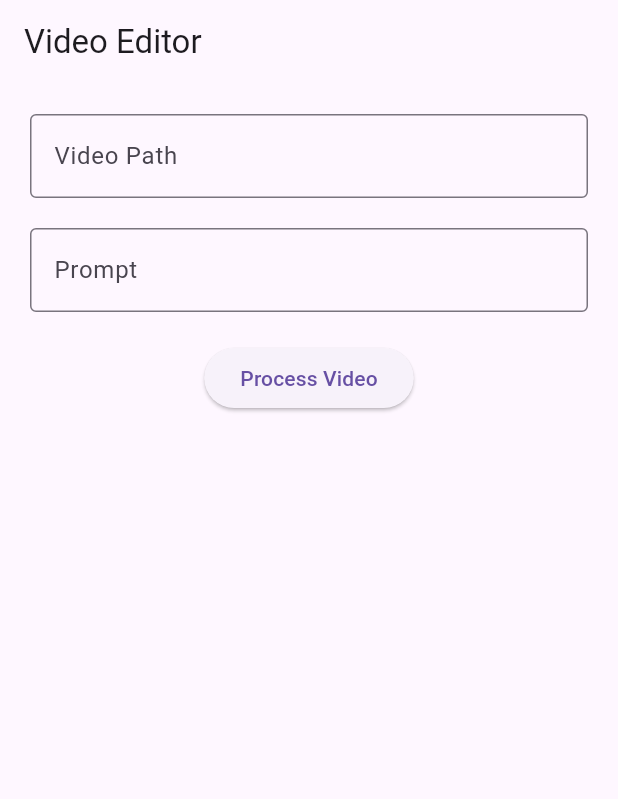
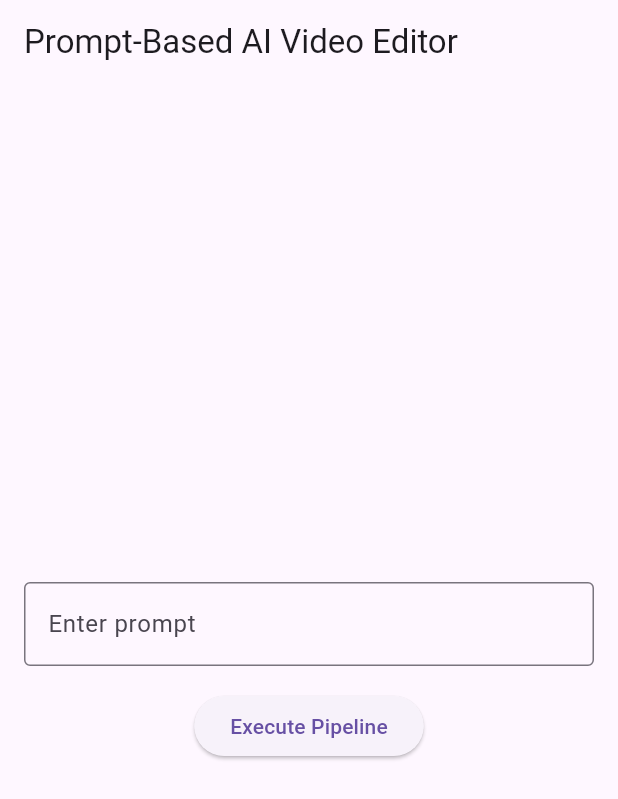
Before and after one commit to tarun225601-star/Tarun-app, a Flutter app: the screen it shows after launch, on a phone screen of 412 x 824 dp. Shown: the top 799 px of the screen. Run offline on Flutter 3.47's test engine with Material 3 defaults, Android fonts, the phone set to English and light mode, and no system bars.

Commit message:
Auto Agent: update main.dart

```diff
--- a/lib/main.dart
+++ b/lib/main.dart
@@ -1,179 +1,185 @@
-import 'dart:io';
 import 'package:flutter/material.dart';
-import 'package:http/http.dart' as http;
-import 'package:path_provider/path_provider.dart';
 
-void main() {
-  runApp(const MyApp());
+// Configuration class for managing API keys and environment variables
+class Config {
+  static const String openAIApiKey = 'YOUR_OPENAI_API_KEY';
+  static const String replicateApiKey = 'YOUR_REPLICATE_API_KEY';
+  static const String ffmpegPath = 'YOUR_FFMPEG_PATH';
 }
 
+// Agent class for the 10-agent pipeline
+abstract class Agent {
+  void execute(String prompt, String videoPath);
+}
+
+// Agent 1: Prompt Parser Agent
+class PromptParserAgent extends Agent {
+  @override
+  void execute(String prompt, String videoPath) {
+    // Use an LLM to decode the user's natural language prompt and extract specific instructions
+    print('Prompt Parser Agent: $prompt');
+  }
+}
+
+// Agent 2: Scene Detection & Trimmer Agent
+class SceneDetectionTrimmerAgent extends Agent {
+  @override
+  void execute(String prompt, String videoPath) {
+    // Automatically detect and remove dead, silent, or unwanted parts from the input video using FFmpeg
+    final ffmpegCommand = '$Config.ffmpegPath -i $videoPath -vf trim=0:10 output.mp4';
+    print('Scene Detection & Trimmer Agent: $ffmpegCommand');
+  }
+}
+
+// Agent 3: Transcription & Subtitle Agent
+class TranscriptionSubtitleAgent extends Agent {
+  @override
+  void execute(String prompt, String videoPath) {
+    // Generate fast-paced dynamic text captions synced with audio
+    print('Transcription & Subtitle Agent: $prompt');
+  }
+}
+
+// Agent 4: B-Roll & Visual Agent
+class BRollVisualAgent extends Agent {
+  @override
+  void execute(String prompt, String videoPath) {
+    // Integrate stock footage or visual elements if requested
+    print('B-Roll & Visual Agent: $prompt');
+  }
+}
+
+// Agent 5: Gunshot & Muzzle Flash Agent
+class GunshotMuzzleFlashAgent extends Agent {
+  @override
+  void execute(String prompt, String videoPath) {
+    // Detect action prompts and add realistic gunshot visuals and muzzle flashes
+    print('Gunshot & Muzzle Flash Agent: $prompt');
+  }
+}
+
+// Agent 6: Explosions & Fire Agent
+class ExplosionsFireAgent extends Agent {
+  @override
+  void execute(String prompt, String videoPath) {
+    // Render fire and explosion VFX if triggered by the prompt
+    print('Explosions & Fire Agent: $prompt');
+  }
+}
+
+// Agent 7: Cinematic Color & Contrast Agent
+class CinematicColorContrastAgent extends Agent {
+  @override
+  void execute(String prompt, String videoPath) {
+    // Boost contrast and apply a gritty war-grade or cinematic color grading
+    print('Cinematic Color & Contrast Agent: $prompt');
+  }
+}
+
+// Agent 8: Speed Ramping / Slow-Motion Agent
+class SpeedRampingSlowMotionAgent extends Agent {
+  @override
+  void execute(String prompt, String videoPath) {
+    // Automatically apply dynamic slow-motion on peak action frames
+    print('Speed Ramping / Slow-Motion Agent: $prompt');
+  }
+}
+
+// Agent 9: Audio & SFX Sync Agent
+class AudioSFXSyncAgent extends Agent {
+  @override
+  void execute(String prompt, String videoPath) {
+    // Align sound effects with visual events
+    print('Audio & SFX Sync Agent: $prompt');
+  }
+}
+
+// Agent 10: Final Rendering & Assembly Agent
+class FinalRenderingAssemblyAgent extends Agent {
+  @override
+  void execute(String prompt, String videoPath) {
+    // Compile all layers, sync audio/video, and output a single high-definition final `.mp4` file
+    print('Final Rendering & Assembly Agent: $prompt');
+  }
+}
+
+// List of agents in the pipeline
+final List<Agent> agents = [
+  PromptParserAgent(),
+  SceneDetectionTrimmerAgent(),
+  TranscriptionSubtitleAgent(),
+  BRollVisualAgent(),
+  GunshotMuzzleFlashAgent(),
+  ExplosionsFireAgent(),
+  CinematicColorContrastAgent(),
+  SpeedRampingSlowMotionAgent(),
+  AudioSFXSyncAgent(),
+  FinalRenderingAssemblyAgent(),
+];
+
+// Main application
 class MyApp extends StatelessWidget {
-  const MyApp({Key? key}) : super(key: key);
-
   @override
   Widget build(BuildContext context) {
     return MaterialApp(
-      title: 'Video Editor',
+      title: 'Prompt-Based AI Video Editor',
       theme: ThemeData(
         primarySwatch: Colors.blue,
       ),
-      home: const VideoEditor(),
+      home: MyHomePage(),
     );
   }
 }
 
-class VideoEditor extends StatefulWidget {
-  const VideoEditor({Key? key}) : super(key: key);
-
+// Home page with prompt input and execute button
+class MyHomePage extends StatefulWidget {
   @override
-  State<VideoEditor> createState() => _VideoEditorState();
+  _MyHomePageState createState() => _MyHomePageState();
 }
 
-class _VideoEditorState extends State<VideoEditor> {
-  String _videoPath = '';
-  String _prompt = '';
-  final _formKey = GlobalKey<FormState>();
+class _MyHomePageState extends State<MyHomePage> {
+  final _promptController = TextEditingController();
+
+  void _executePipeline() {
+    final prompt = _promptController.text;
+    final videoPath = 'path_to_video.mp4'; // Replace with actual video path
+
+    for (final agent in agents) {
+      agent.execute(prompt, videoPath);
+    }
+  }
 
   @override
   Widget build(BuildContext context) {
     return Scaffold(
       appBar: AppBar(
-        title: const Text('Video Editor'),
+        title: Text('Prompt-Based AI Video Editor'),
       ),
-      body: Padding(
-        padding: const EdgeInsets.all(20.0),
-        child: Form(
-          key: _formKey,
+      body: Center(
         child: Column(
+          mainAxisAlignment: MainAxisAlignment.center,
           children: [
-              TextFormField(
-                decoration: const InputDecoration(
-                  labelText: 'Video Path',
+            Padding(
+              padding: const EdgeInsets.all(16.0),
+              child: TextField(
+                controller: _promptController,
+                decoration: InputDecoration(
                   border: OutlineInputBorder(),
+                  labelText: 'Enter prompt',
                 ),
-                validator: (value) {
-                  if (value == null || value.isEmpty) {
-                    return 'Please enter the video path';
-                  }
-                  return null;
-                },
-                onSaved: (value) => _videoPath = value!,
               ),
-              const SizedBox(height: 20),
-              TextFormField(
-                decoration: const InputDecoration(
-                  labelText: 'Prompt',
-                  border: OutlineInputBorder(),
             ),
-                validator: (value) {
-                  if (value == null || value.isEmpty) {
-                    return 'Please enter the prompt';
-                  }
-                  return null;
-                },
-                onSaved: (value) => _prompt = value!,
-              ),
-              const SizedBox(height: 20),
             ElevatedButton(
-                onPressed: () async {
-                  if (_formKey.currentState!.validate()) {
-                    _formKey.currentState!.save();
-                    await processVideo(_videoPath, _prompt);
-                  }
-                },
-                child: const Text('Process Video'),
+              onPressed: _executePipeline,
+              child: Text('Execute Pipeline'),
             ),
           ],
         ),
       ),
-      ),
     );
   }
-
-  Future<void> processVideo(String videoPath, String prompt) async {
-    // Agent 1 (Prompt Parser Agent)
-    final parsedPrompt = parsePrompt(prompt);
-
-    // Agent 2 (Scene Detection & Trimmer Agent)
-    final trimmedVideoPath = await trimVideo(videoPath, parsedPrompt);
-
-    // Agent 3 (Transcription & Subtitle Agent)
-    final subtitles = await generateSubtitles(trimmedVideoPath);
-
-    // Agent 4 (B-Roll & Visual Agent)
-    final visualElements = await addVisualElements(trimmedVideoPath, parsedPrompt);
-
-    // Agent 5 (Gunshot & Muzzle Flash Agent)
-    final gunshotVideoPath = await addGunshot(trimmedVideoPath, parsedPrompt);
-
-    // Agent 6 (Explosions & Fire Agent)
-    final explosionVideoPath = await addExplosion(gunshotVideoPath, parsedPrompt);
-
-    // Agent 7 (Cinematic Color & Contrast Agent)
-    final coloredVideoPath = await applyColor(explosionVideoPath, parsedPrompt);
-
-    // Agent 8 (Speed Ramping / Slow-Motion Agent)
-    final slowMotionVideoPath = await applySlowMotion(coloredVideoPath, parsedPrompt);
-
-    // Agent 9 (Audio & SFX Sync Agent)
-    final syncedVideoPath = await syncAudio(slowMotionVideoPath, parsedPrompt);
-
-    // Agent 10 (Final Rendering & Assembly Agent)
-    final finalVideoPath = await renderFinalVideo(syncedVideoPath, parsedPrompt);
-
-    // Display the final video
-    final directory = await getApplicationDocumentsDirectory();
-    final file = File('${directory.path}/final_video.mp4');
-    await file.writeAsBytes(await http.get(Uri.parse('file://$finalVideoPath')).then((value) => value.bodyBytes));
 }
 
-  Map<String, dynamic> parsePrompt(String prompt) {
-    // Implement prompt parsing logic here
-    return {};
+void main() {
+  runApp(MyApp());
 }
-
-  Future<String> trimVideo(String videoPath, Map<String, dynamic> parsedPrompt) async {
-    // Implement video trimming logic here
-    return videoPath;
-  }
-
-  Future<String> generateSubtitles(String videoPath) async {
-    // Implement subtitle generation logic here
-    return '';
-  }
-
-  Future<String> addVisualElements(String videoPath, Map<String, dynamic> parsedPrompt) async {
-    // Implement visual element addition logic here
-    return videoPath;
-  }
-
-  Future<String> addGunshot(String videoPath, Map<String, dynamic> parsedPrompt) async {
-    // Implement gunshot addition logic here
-    return videoPath;
-  }
-
-  Future<String> addExplosion(String videoPath, Map<String, dynamic> parsedPrompt) async {
-    // Implement explosion addition logic here
-    return videoPath;
-  }
-
-  Future<String> applyColor(String videoPath, Map<String, dynamic> parsedPrompt) async {
-    // Implement color application logic here
-    return videoPath;
-  }
-
-  Future<String> applySlowMotion(String videoPath, Map<String, dynamic> parsedPrompt) async {
-    // Implement slow motion application logic here
-    return videoPath;
-  }
-
-  Future<String> syncAudio(String videoPath, Map<String, dynamic> parsedPrompt) async {
-    // Implement audio synchronization logic here
-    return videoPath;
-  }
-
-  Future<String> renderFinalVideo(String videoPath, Map<String, dynamic> parsedPrompt) async {
-    // Implement final video rendering logic here
-    return videoPath;
-  }
-}
```
Lines whose indentation alone changed are shown as unchanged.
